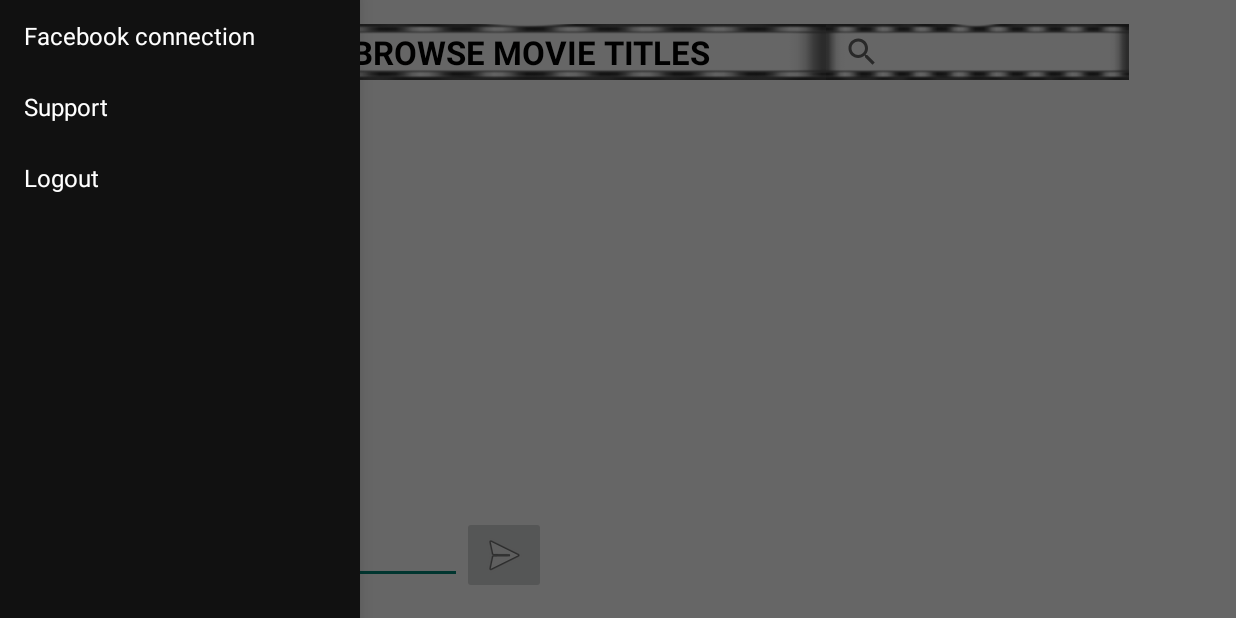
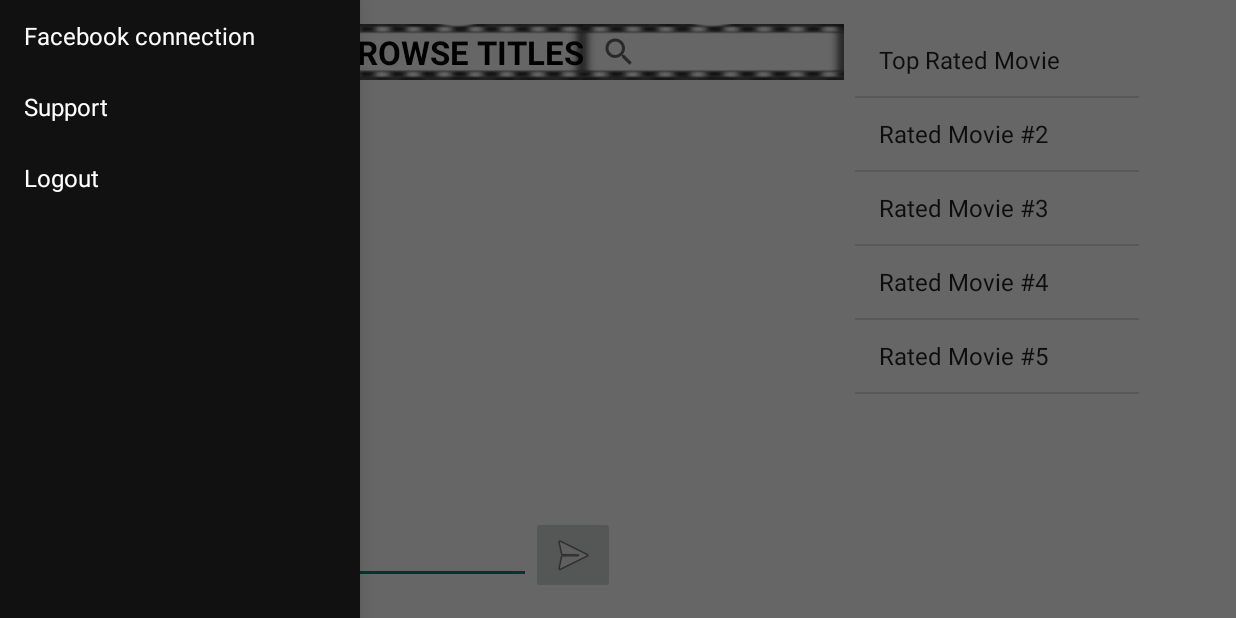
Before and after one commit to FatBrownies/CinemaBase, an Android app: the screen it shows after launch (MainActivity), with the side drawer open, on a phone screen of 824 x 412 dp (held sideways). Run offline under Robolectric (Android 15) with nearby library versions, the phone set to English and light mode, and no system bars; our stand-ins replace Volley; libraries missing offline, so code that uses them is left out: com.facebook, com.facebook.appevents, com.facebook.login, com.firebase.client; 14 statements that could not run were skipped.

Commit message:
android dev release

```diff
--- a/app/src/main/res/layout/activity_main.xml
+++ b/app/src/main/res/layout/activity_main.xml
@@ -19,18 +19,21 @@
 
         <FrameLayout
             android:id="@+id/iconDrawerLayout"
-            android:layout_width="wrap_content"
+            android:layout_width="0dp"
             android:layout_height="wrap_content"
-            android:layout_marginRight="4dp"></FrameLayout>
+            android:layout_marginRight="4dp"
+            android:layout_weight="1"></FrameLayout>
 
         <LinearLayout
-            android:layout_width="match_parent"
+            android:layout_width="346dp"
             android:layout_height="match_parent"
-            android:layout_weight="2"
             android:layout_marginRight="7dp"
-            android:orientation="vertical">
+            android:orientation="vertical"
+            android:layout_weight="3.59"
+            android:id="@+id/reviewWindow">
 
             <LinearLayout
+                android:id="@+id/title_bar"
                 android:orientation="horizontal"
                 android:layout_width="match_parent"
                 android:layout_height="74dp"
@@ -38,7 +41,7 @@
 
                 <ImageView
                     android:id="@+id/drawerIcon"
-                    android:layout_width="0dp"
+                    android:layout_width="wrap_content"
                     android:layout_height="match_parent"
                     android:src="@drawable/ic_drawer"
                     android:contentDescription="@string/iconDrawer"
@@ -54,11 +57,10 @@
                     android:textColor="@color/primary_dark_material_dark"
                     android:textStyle="bold"
                     android:textSize="@dimen/abc_text_size_large_material"
-                    android:text="Browse Movie Titles"
+                    android:text="Browse Titles"
                     android:id="@+id/imageView"
                     android:background="@mipmap/movie_reel_converted"
-                    android:gravity="center"
-                    android:layout_weight="1" />
+                    android:gravity="center" />
 
                 <android.widget.SearchView
                     android:id="@+id/searchBar"
@@ -79,7 +81,7 @@
 
                 <ListView
                     android:id="@android:id/list"
-                    android:layout_width="fill_parent"
+                    android:layout_width="match_parent"
                     android:layout_height="wrap_content"
                     android:layout_above="@+id/listFooter"
                     android:layout_alignParentTop="true"
@@ -113,6 +115,17 @@
             </RelativeLayout>
         </LinearLayout>
 
+        <ListView
+            android:id="@+id/topFive"
+            android:layout_width="143dp"
+            android:layout_height="fill_parent"
+            android:layout_below="@+id/title_bar"
+            android:layout_alignParentTop="true"
+            android:transcriptMode="alwaysScroll"
+            android:layout_centerInParent="true"
+            android:entries="@array/topFive"
+            android:layout_weight="1" />
+
     </LinearLayout>
 
     <ListView
@@ -124,5 +137,5 @@
         android:divider="@android:color/transparent"
         android:dividerHeight="0dp"
         android:background="#111"/>
-<!--Made changes to layout -->
+
 </android.support.v4.widget.DrawerLayout>
--- a/app/src/main/res/values/strings.xml
+++ b/app/src/main/res/values/strings.xml
@@ -15,7 +15,6 @@
 
     <string-array name="drawerTitles">
         <item>Facebook connection</item>
-        <!--<item>Settings</item>-->
         <item>Support</item>
         <item>Logout</item>
     </string-array>
@@ -28,4 +27,13 @@
     <string name="search_hint">Movie Search</string>
     <string name="title_activity_requested_movie">RequestedMovie</string>
 
+    <!--Temp list-->
+    <string-array name="topFive">
+        <item>Top Rated Movie</item>
+        <item>Rated Movie #2</item>
+        <item>Rated Movie #3</item>
+        <item>Rated Movie #4</item>
+        <item>Rated Movie #5</item>
+    </string-array>
+
 </resources>
```
